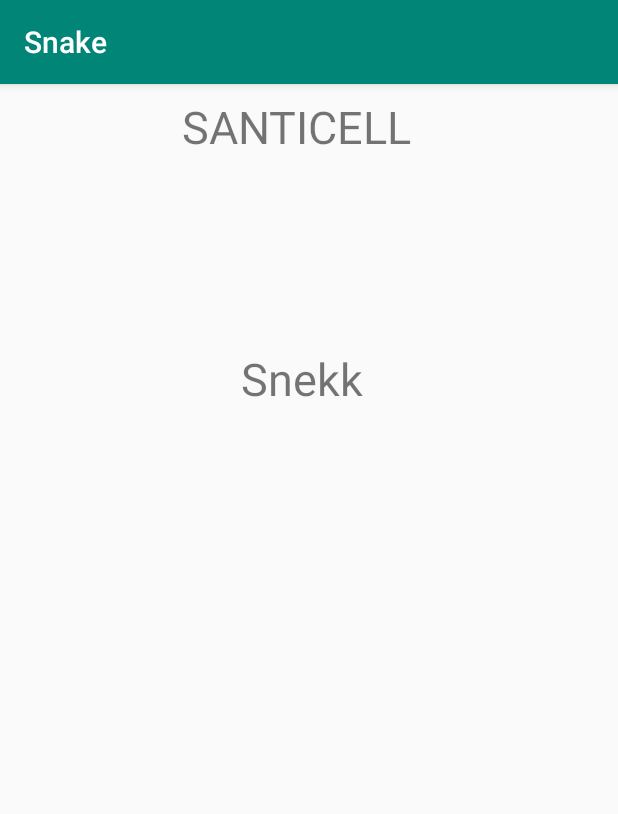
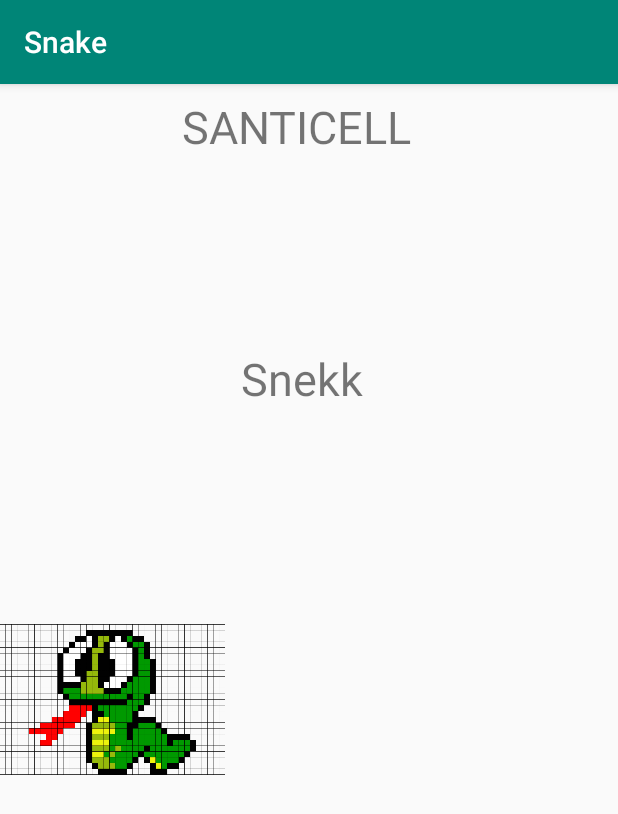
Before and after one commit to MyMumSwimsFaster/Snake, an Android app: the MainActivity screen opened directly, with no data from a screen before it, on a phone screen of 412 x 824 dp. Shown: the top 814 px of the screen. Run offline under Robolectric (Android 15) with nearby library versions, the phone set to English and light mode, and no system bars.

Commit message:
ES GAAAAAAAAAAHT

```diff
--- a/app/src/main/AndroidManifest.xml
+++ b/app/src/main/AndroidManifest.xml
@@ -9,7 +9,7 @@
         android:roundIcon="@mipmap/ic_launcher_round"
         android:supportsRtl="true"
         android:theme="@style/AppTheme">
-        <activity android:name=".GameActivity">
+        <activity android:name=".MainActivity">
             <intent-filter>
                 <action android:name="android.intent.action.MAIN" />
 
@@ -18,7 +18,7 @@
         </activity>
         <activity android:name=".PregameActivity">
         </activity>
-        <activity android:name=".MainActivity">
+        <activity android:name=".GameActivity">
         </activity>
         <activity android:name=".EndActivity">
         </activity>
--- a/app/src/main/java/com/example/snake/EndActivity.java
+++ b/app/src/main/java/com/example/snake/EndActivity.java
@@ -29,7 +29,7 @@ public class EndActivity extends AppCompatActivity implements View.OnClickListen
                 closeContextMenu();
                 System.exit(1);
             case R.id.playAgain:
-                Intent startIntent = new Intent(EndActivity.this.getApplicationContext(), IngameActivity.class);
+                Intent startIntent = new Intent(EndActivity.this.getApplicationContext(), GameActivity.class);
                         startActivity(startIntent);
         }
     }
--- a/app/src/main/java/com/example/snake/GameActivity.java
+++ b/app/src/main/java/com/example/snake/GameActivity.java
@@ -3,6 +3,7 @@ package com.example.snake;
 import android.graphics.Color;
 import android.media.MediaPlayer;
 import android.os.Bundle;
+import android.util.Log;
 import android.widget.Button;
 import android.widget.RelativeLayout;
 import android.widget.TextView;
@@ -42,7 +43,8 @@ public class GameActivity extends AppCompatActivity {
         highscoreTextView = findViewById(R.id.textView4);
 
         schlangeView = new com.example.snake.SchlangeView(this);
-        RelativeLayout.LayoutParams params = new RelativeLayout.LayoutParams(900, 900);
+
+        RelativeLayout.LayoutParams params = new RelativeLayout.LayoutParams(this.getWindow().getWindowManager().getDefaultDisplay().getWidth(), 900);
         schlangeView.setLayoutParams(params);
         RelativeLayout layout = findViewById(R.id.layout1);
         schlangeView.setBackgroundColor(Color.parseColor("#8caf96"));
--- a/app/src/main/java/com/example/snake/SchlangeModel.java
+++ b/app/src/main/java/com/example/snake/SchlangeModel.java
@@ -13,7 +13,7 @@ public class SchlangeModel {
     private LinkedList<Point> snake = new LinkedList<Point>();
     private SchlangeController schlangeController;
     private final int feldHöhe=30;
-    private final int feldBreite=30;
+    private final int feldBreite=33;
     private Futter futter;
     private int futterX;
     private int futterY;
@@ -66,7 +66,7 @@ public class SchlangeModel {
             }
         }
 
-        if (snake.getFirst().x < 0 || snake.getFirst().x > 29 || snake.getFirst().y < 0 || snake.getFirst().y > 29) {
+        if (snake.getFirst().x < 0 || snake.getFirst().x > 33 || snake.getFirst().y < 0 || snake.getFirst().y > 29) {
             return true;
         }
         return false;
--- a/app/src/main/res/layout/activity_main.xml
+++ b/app/src/main/res/layout/activity_main.xml
@@ -13,6 +13,7 @@
         android:id="@+id/layout1"
         android:layout_width="match_parent"
         android:layout_height="match_parent"
+        android:layout_centerHorizontal="true"
         >
 
         <Button
--- a/app/src/main/res/layout/activity_start.xml
+++ b/app/src/main/res/layout/activity_start.xml
@@ -33,4 +33,13 @@
         app:layout_constraintTop_toBottomOf="@+id/santicell"
         app:layout_constraintVertical_bias="0.184" />
 
+    <ImageView
+        android:id="@+id/imageView3"
+        android:layout_width="150dp"
+        android:layout_height="186dp"
+        android:layout_marginTop="100dp"
+        app:layout_constraintTop_toBottomOf="@+id/snekk"
+        app:srcCompat="@drawable/king-cobra-pixel-art-pixel-art-snake-cobra-animal-reptile-8bit"
+        tools:layout_editor_absoluteX="130dp" />
+
 </androidx.constraintlayout.widget.ConstraintLayout>
```
Also changed, not shown: app/src/main/res/drawable/king-cobra-pixel-art-pixel-art-snake-cobra-animal-reptile-8bit.png (added).
